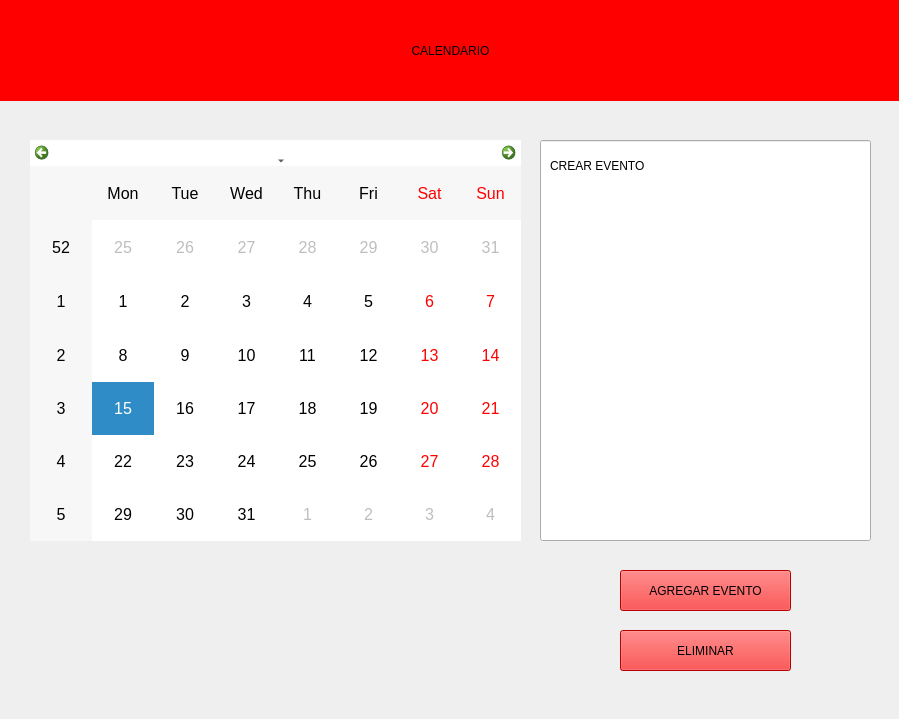
First picture: the form in gui/calendario_principal.ui, repository Bela1810/GestionU, before the edit.
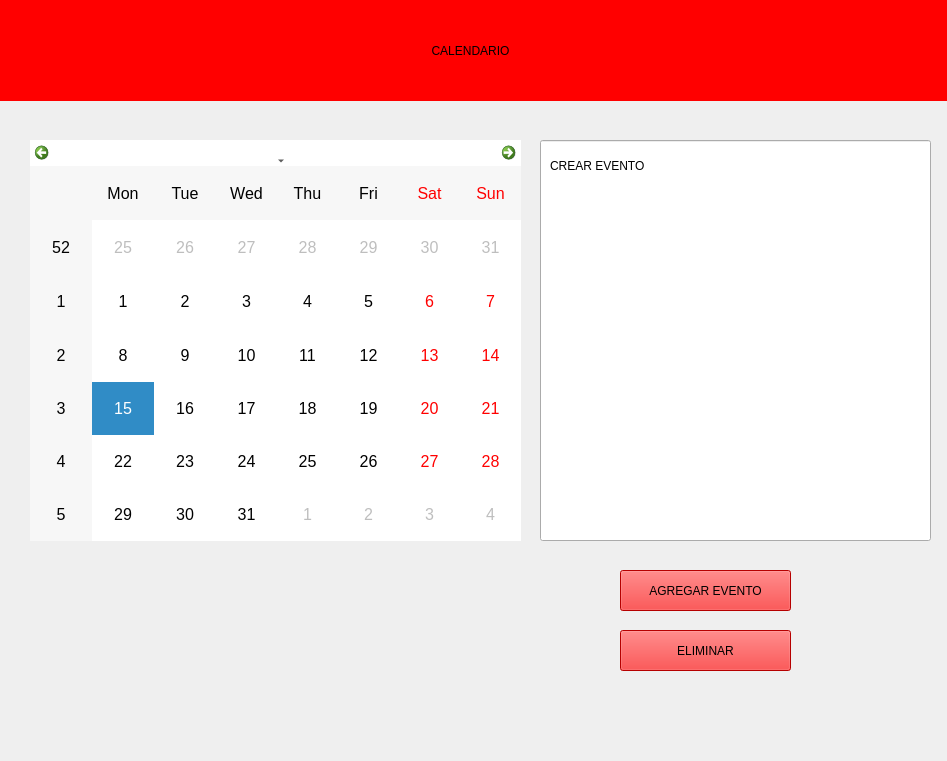
Second picture: the form after the edit. Icons and pictures are not drawn.

What changed in the file:
```diff
--- a/gui/calendario_principal.ui
+++ b/gui/calendario_principal.ui
@@ -6,8 +6,8 @@
    <rect>
     <x>0</x>
     <y>0</y>
-    <width>899</width>
-    <height>719</height>
+    <width>947</width>
+    <height>761</height>
    </rect>
   </property>
   <property name="windowTitle">
@@ -66,7 +66,7 @@
     <rect>
      <x>-10</x>
      <y>0</y>
-     <width>921</width>
+     <width>961</width>
      <height>101</height>
     </rect>
    </property>
@@ -86,7 +86,7 @@
     <rect>
      <x>540</x>
      <y>140</y>
-     <width>331</width>
+     <width>391</width>
      <height>401</height>
     </rect>
    </property>
@@ -113,9 +113,9 @@
    </property>
    <property name="geometry">
     <rect>
-     <x>10</x>
-     <y>560</y>
-     <width>491</width>
+     <x>80</x>
+     <y>580</y>
+     <width>421</width>
      <height>131</height>
     </rect>
    </property>
```
Left out of the diff: 3 changed lines with no effect on the pictures.
